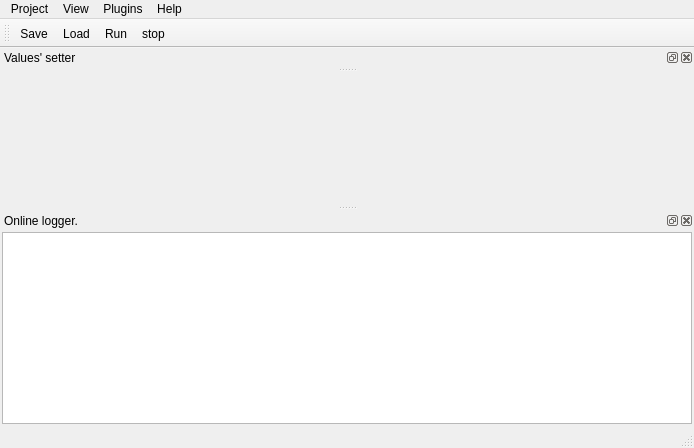
Qt form src/rio/view.ui (rasmadeus/Rissile) before a commit.
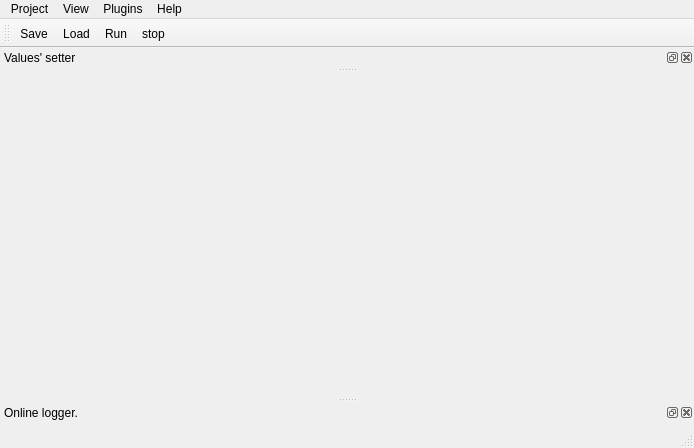
The same form after that commit. Icons and pictures are not drawn.

```diff
--- a/src/rio/view.ui
+++ b/src/rio/view.ui
@@ -64,19 +64,6 @@
      <property name="margin">
       <number>2</number>
      </property>
-     <item>
-      <widget class="QTextEdit" name="logger">
-       <property name="documentTitle">
-        <string/>
-       </property>
-       <property name="undoRedoEnabled">
-        <bool>false</bool>
-       </property>
-       <property name="readOnly">
-        <bool>true</bool>
-       </property>
-      </widget>
-     </item>
     </layout>
    </widget>
   </widget>
```
